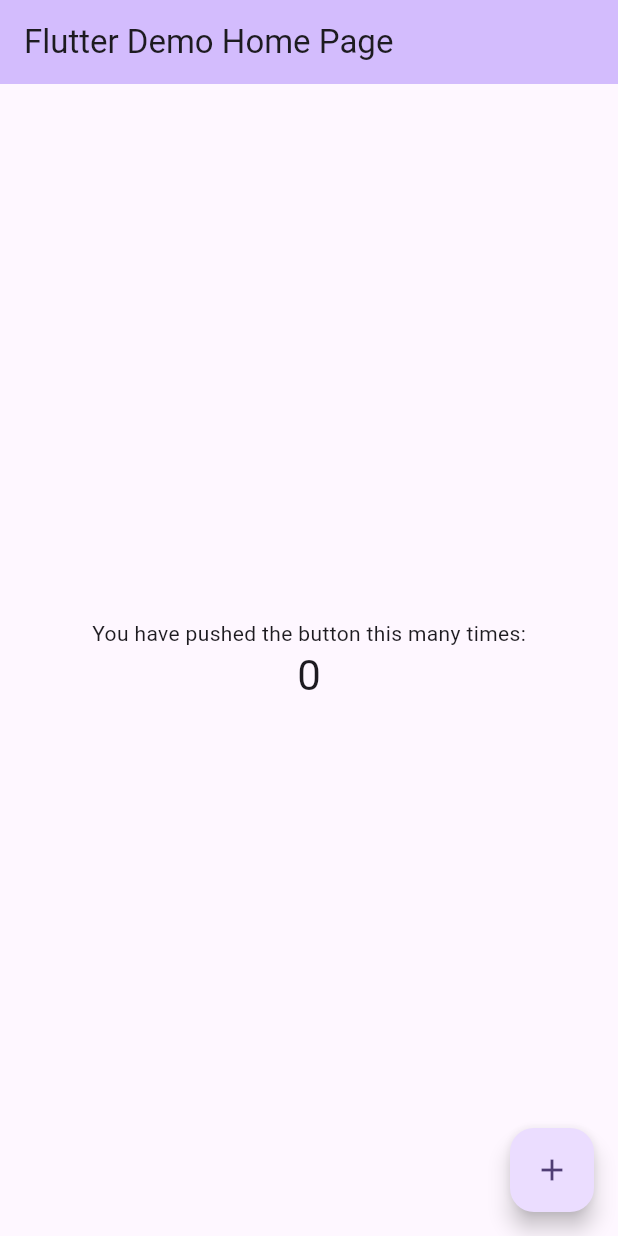
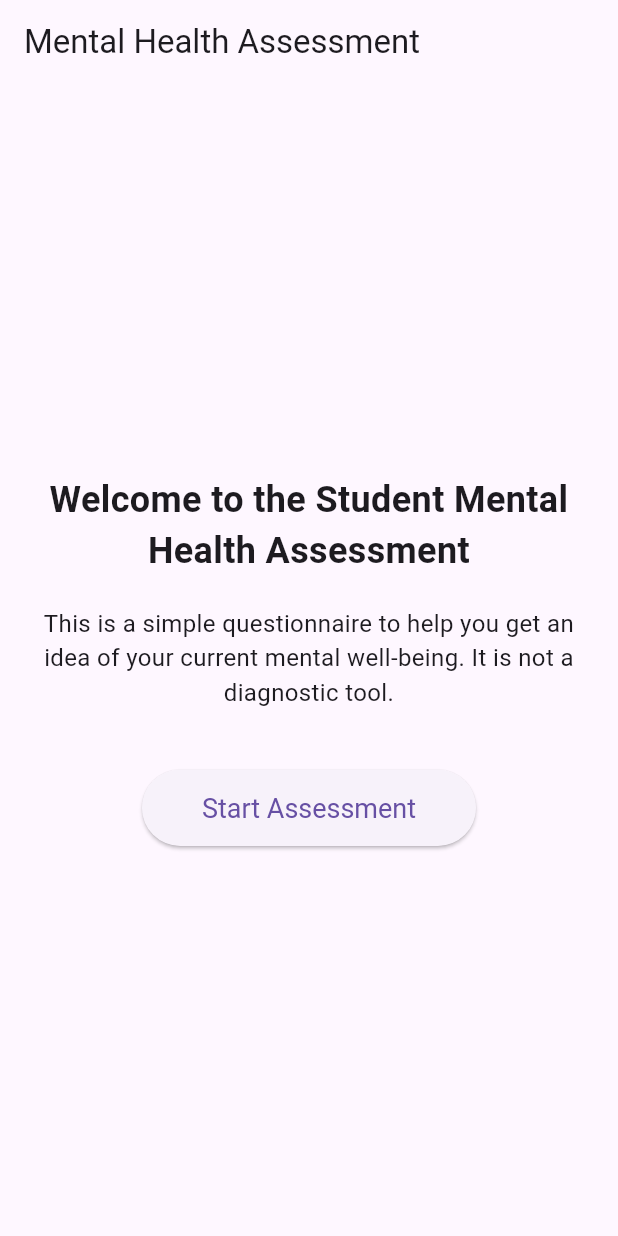
Before and after one commit to could-ai/019a52f8-a64c-729c-ab53-dd8414ba3d5d, a Flutter app: the screen it shows after launch, on a phone screen of 412 x 824 dp. Run offline on Flutter 3.47's test engine with Material 3 defaults, Android fonts, the phone set to English and light mode, and no system bars.

Commit message:
I have updated the main application file to launch the `HomeScreen` as the initial screen. The default counter application has been removed, and the app's title and theme have been updated to better suit a mental health assessment application. This provides a clean entry point for the user.; I have created a new file to define the data models for our questionnaire. This includes a `Question` class, an `Answer` class, and a predefined list of questions that will be used in the assessment. Each answer is assigned a score, which will be used to calculate the final result. This separates our data from the UI code, making the application easier to manage and scale.; I have created a welcoming home screen for the application. This screen provides a brief introduction to the mental health assessment and includes a 'Start Assessment' button that navigates the user to the questionnaire screen. This serves as the main entry point and sets a friendly tone for the user.; This new screen presents the mental health questions to the user one by one. It manages the state of the questionnaire, including the current question and the user's answers. It features 'Next' and 'Previous' buttons for navigation and a 'Finish' button that calculates the total score and navigates to the results screen. The 'Next' button is disabled until an answer is selected.; I have created a results screen to display the outcome of the mental health assessment. This screen shows the user's calculated score and provides a textual interpretation based on the score's range. It also includes a 'Take Again' button, allowing the user to easily restart the assessment from the home screen. This provides immediate and helpful feedback to the user.

```diff
--- a/usr/lib/main.dart
+++ b/usr/lib/main.dart
@@ -1,120 +1,23 @@
 import 'package:flutter/material.dart';
+import 'package:couldai_user_app/screens/home_screen.dart';
 
 void main() {
-  runApp(const MyApp());
+  runApp(const MentalHealthApp());
 }
 
-class MyApp extends StatelessWidget {
-  const MyApp({super.key});
+class MentalHealthApp extends StatelessWidget {
+  const MentalHealthApp({super.key});
 
-  // This widget is the root of your application.
   @override
   Widget build(BuildContext context) {
     return MaterialApp(
-      title: 'Flutter Demo',
+      title: 'Mental Health Assessment',
       debugShowCheckedModeBanner: false,
       theme: ThemeData(
-        // This is the theme of your application.
-        //
-        // TRY THIS: Try running your application with "flutter run". You'll see
-        // the application has a purple toolbar. Then, without quitting the app,
-        // try changing the seedColor in the colorScheme below to Colors.green
-        // and then invoke "hot reload" (save your changes or press the "hot
-        // reload" button in a Flutter-supported IDE, or press "r" if you used
-        // the command line to start the app).
-        //
-        // Notice that the counter didn't reset back to zero; the application
-        // state is not lost during the reload. To reset the state, use hot
-        // restart instead.
-        //
-        // This works for code too, not just values: Most code changes can be
-        // tested with just a hot reload.
-        colorScheme: ColorScheme.fromSeed(seedColor: Colors.deepPurple),
+        primarySwatch: Colors.blue,
+        visualDensity: VisualDensity.adaptivePlatformDensity,
       ),
-      home: const MyHomePage(title: 'Flutter Demo Home Page'),
+      home: const HomeScreen(),
     );
   }
 }
-
-class MyHomePage extends StatefulWidget {
-  const MyHomePage({super.key, required this.title});
-
-  // This widget is the home page of your application. It is stateful, meaning
-  // that it has a State object (defined below) that contains fields that affect
-  // how it looks.
-
-  // This class is the configuration for the state. It holds the values (in this
-  // case the title) provided by the parent (in this case the App widget) and
-  // used by the build method of the State. Fields in a Widget subclass are
-  // always marked "final".
-
-  final String title;
-
-  @override
-  State<MyHomePage> createState() => _MyHomePageState();
-}
-
-class _MyHomePageState extends State<MyHomePage> {
-  int _counter = 0;
-
-  void _incrementCounter() {
-    setState(() {
-      // This call to setState tells the Flutter framework that something has
-      // changed in this State, which causes it to rerun the build method below
-      // so that the display can reflect the updated values. If we changed
-      // _counter without calling setState(), then the build method would not be
-      // called again, and so nothing would appear to happen.
-      _counter++;
-    });
-  }
-
-  @override
-  Widget build(BuildContext context) {
-    // This method is rerun every time setState is called, for instance as done
-    // by the _incrementCounter method above.
-    //
-    // The Flutter framework has been optimized to make rerunning build methods
-    // fast, so that you can just rebuild anything that needs updating rather
-    // than having to individually change instances of widgets.
-    return Scaffold(
-      appBar: AppBar(
-        // TRY THIS: Try changing the color here to a specific color (to
-        // Colors.amber, perhaps?) and trigger a hot reload to see the AppBar
-        // change color while the other colors stay the same.
-        backgroundColor: Theme.of(context).colorScheme.inversePrimary,
-        // Here we take the value from the MyHomePage object that was created by
-        // the App.build method, and use it to set our appbar title.
-        title: Text(widget.title),
-      ),
-      body: Center(
-        // Center is a layout widget. It takes a single child and positions it
-        // in the middle of the parent.
-        child: Column(
-          // Column is also a layout widget. It takes a list of children and
-          // arranges them vertically. By default, it sizes itself to fit its
-          // children horizontally, and tries to be as tall as its parent.
-          //
-          // Column has various properties to control how it sizes itself and
-          // how it positions its children. Here we use mainAxisAlignment to
-          // center the children vertically; the main axis here is the vertical
-          // axis because Columns are vertical (the cross axis would be
-          // horizontal).
-          //
-          // TRY THIS: Invoke "debug painting" (choose the "Toggle Debug Paint"
-          // action in the IDE, or press "p" in the console), to see the
-          // wireframe for each widget.
-          mainAxisAlignment: MainAxisAlignment.center,
-          children: <Widget>[
-            const Text('You have pushed the button this many times:'),
-            Text('$_counter', style: Theme.of(context).textTheme.headlineMedium),
-          ],
-        ),
-      ),
-      floatingActionButton: FloatingActionButton(
-        onPressed: _incrementCounter,
-        tooltip: 'Increment',
-        child: const Icon(Icons.add),
-      ), // This trailing comma makes auto-formatting nicer for build methods.
-    );
-  }
-}
--- /dev/null
+++ b/usr/lib/screens/home_screen.dart
@@ -0,0 +1,50 @@
+import 'package:flutter/material.dart';
+import 'package:couldai_user_app/screens/questionnaire_screen.dart';
+
+class HomeScreen extends StatelessWidget {
+  const HomeScreen({super.key});
+
+  @override
+  Widget build(BuildContext context) {
+    return Scaffold(
+      appBar: AppBar(
+        title: const Text('Mental Health Assessment'),
+      ),
+      body: Center(
+        child: Column(
+          mainAxisAlignment: MainAxisAlignment.center,
+          children: <Widget>[
+            const Text(
+              'Welcome to the Student Mental Health Assessment',
+              textAlign: TextAlign.center,
+              style: TextStyle(fontSize: 24, fontWeight: FontWeight.bold),
+            ),
+            const SizedBox(height: 20),
+            const Padding(
+              padding: EdgeInsets.symmetric(horizontal: 20.0),
+              child: Text(
+                'This is a simple questionnaire to help you get an idea of your current mental well-being. It is not a diagnostic tool.',
+                textAlign: TextAlign.center,
+                style: TextStyle(fontSize: 16),
+              ),
+            ),
+            const SizedBox(height: 40),
+            ElevatedButton(
+              onPressed: () {
+                Navigator.push(
+                  context,
+                  MaterialPageRoute(builder: (context) => const QuestionnaireScreen()),
+                );
+              },
+              style: ElevatedButton.styleFrom(
+                padding: const EdgeInsets.symmetric(horizontal: 40, vertical: 15),
+                textStyle: const TextStyle(fontSize: 18),
+              ),
+              child: const Text('Start Assessment'),
+            ),
+          ],
+        ),
+      ),
+    );
+  }
+}
```
Also changed, not shown: usr/lib/models/question_model.dart (added, +61 -0 lines), usr/lib/screens/questionnaire_screen.dart (added, +97 -0 lines), usr/lib/screens/results_screen.dart (added, +60 -0 lines).
